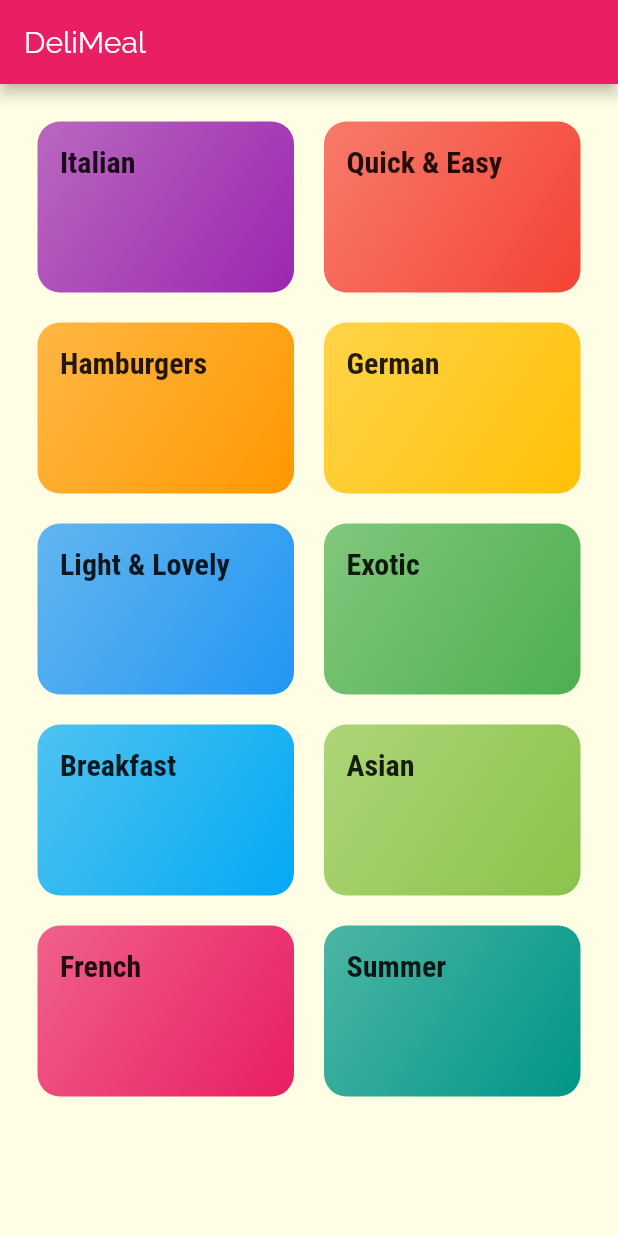
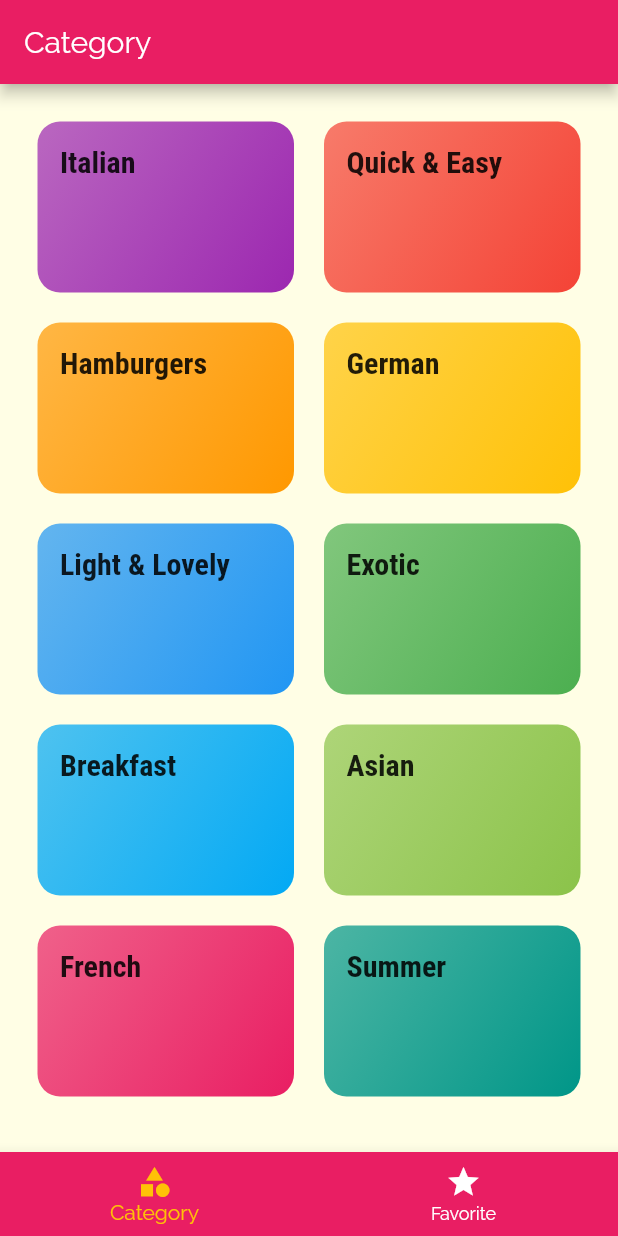
Before and after one commit to ajitaz/DeliMeals, a Flutter app: the screen it shows after launch, on a phone screen of 412 x 824 dp. Run offline on Flutter 3.47's test engine with Material 2 defaults, Android fonts, the phone set to English and light mode, and no system bars.

```diff
--- a/lib/main.dart
+++ b/lib/main.dart
@@ -2,6 +2,7 @@ import 'package:flutter/material.dart';
 import './screens/categories_screen.dart';
 import './screens/category_meals_screen.dart';
 import './screens/meal_detail_screen.dart';
+import './screens/tabs_screen.dart';
 
 void main() {
   runApp(MyApp());
@@ -33,7 +34,7 @@ class MyApp extends StatelessWidget {
       ),
       initialRoute: '/',
       routes: {
-        '/': (ctx) => CategoriesScreen(),
+        '/': (ctx) => TabsScreen(),
         CategoryMealsScreen.routeName: (ctx) => CategoryMealsScreen(),
         MealDetailScreen.routeName: (ctx) => MealDetailScreen(),
       },
--- a/lib/screens/categories_screen.dart
+++ b/lib/screens/categories_screen.dart
@@ -5,11 +5,7 @@ import '../widgets/category_items.dart';
 class CategoriesScreen extends StatelessWidget {
   @override
   Widget build(BuildContext context) {
-    return Scaffold(
-      appBar: AppBar(
-        title: const Text('DeliMeal'),
-      ),
-      body: GridView(
+    return GridView(
       padding: const EdgeInsets.all(25),
       gridDelegate: SliverGridDelegateWithMaxCrossAxisExtent(
         maxCrossAxisExtent: 200,
@@ -19,10 +15,9 @@ class CategoriesScreen extends StatelessWidget {
       ),
       children: DUMMY_CATEGOIRES
           .map(
-              (catData) => CategoryItem(catData.id,catData.title, catData.color),
+            (catData) => CategoryItem(catData.id, catData.title, catData.color),
           )
           .toList(),
-      ),
     );
   }
 }
--- /dev/null
+++ b/lib/screens/favorites_screen.dart
@@ -0,0 +1,10 @@
+import 'package:flutter/material.dart';
+
+class FavoritesScreen extends StatelessWidget {
+  @override
+  Widget build(BuildContext context) {
+    return Container(
+      child: Text('Favorite'),
+    );
+  }
+}
--- /dev/null
+++ b/lib/screens/tabs_screen.dart
@@ -0,0 +1,56 @@
+import 'package:flutter/material.dart';
+import './categories_screen.dart';
+import './favorites_screen.dart';
+
+class TabsScreen extends StatefulWidget {
+  @override
+  _TabsScreenState createState() => _TabsScreenState();
+}
+
+class _TabsScreenState extends State<TabsScreen> {
+  final List<Map<String, Object>> _pages = [
+    {
+      'page': CategoriesScreen(),
+      'title': 'Category',
+    },
+    {
+      'page': FavoritesScreen(),
+      'title': 'Favorites',
+    }
+  ];
+
+  int _selectPageIndex = 0;
+
+  void _selectPage(int index) {
+    setState(() {
+      _selectPageIndex = index;
+    });
+  }
+
+  @override
+  Widget build(BuildContext context) {
+    return Scaffold(
+      appBar: AppBar(
+        title: Text(_pages[_selectPageIndex]['title'] as String),
+      ),
+      body: _pages[_selectPageIndex]['page'] as Widget,
+      bottomNavigationBar: BottomNavigationBar(
+        onTap: _selectPage,
+        currentIndex: _selectPageIndex,
+        backgroundColor: Theme.of(context).primaryColor,
+        unselectedItemColor: Colors.white,
+        selectedItemColor: Theme.of(context).accentColor,
+        items: [
+          BottomNavigationBarItem(
+            icon: Icon(Icons.category),
+            title: Text('Category'),
+          ),
+          BottomNavigationBarItem(
+            icon: Icon(Icons.star),
+            title: Text('Favorite'),
+          )
+        ],
+      ),
+    );
+  }
+}
```
Lines whose indentation alone changed are shown as unchanged.
